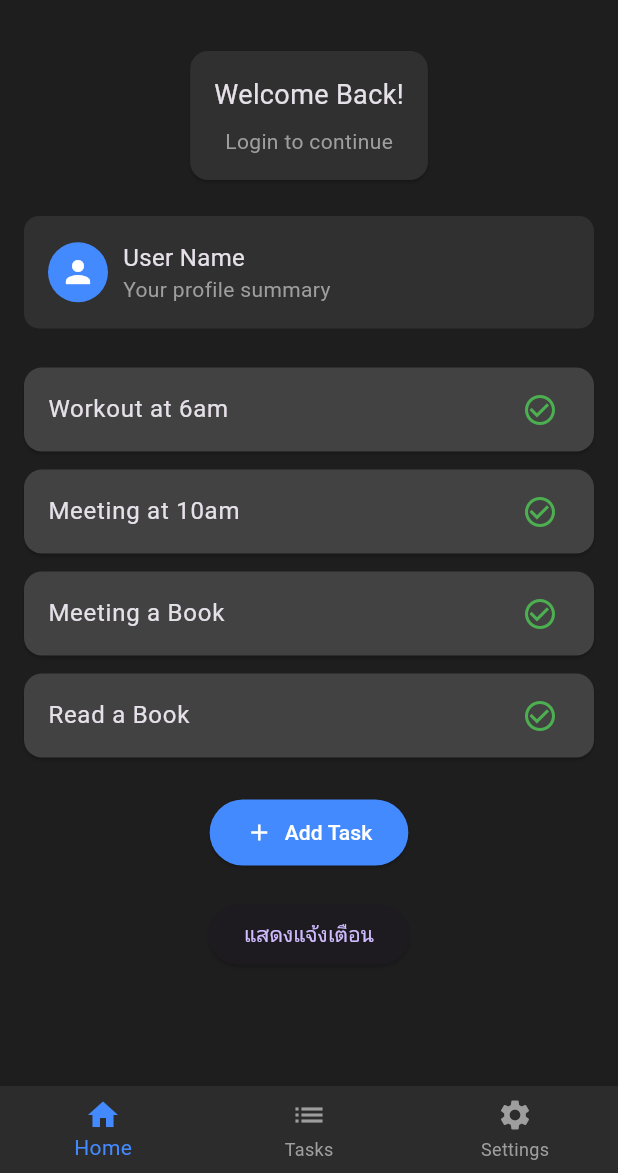
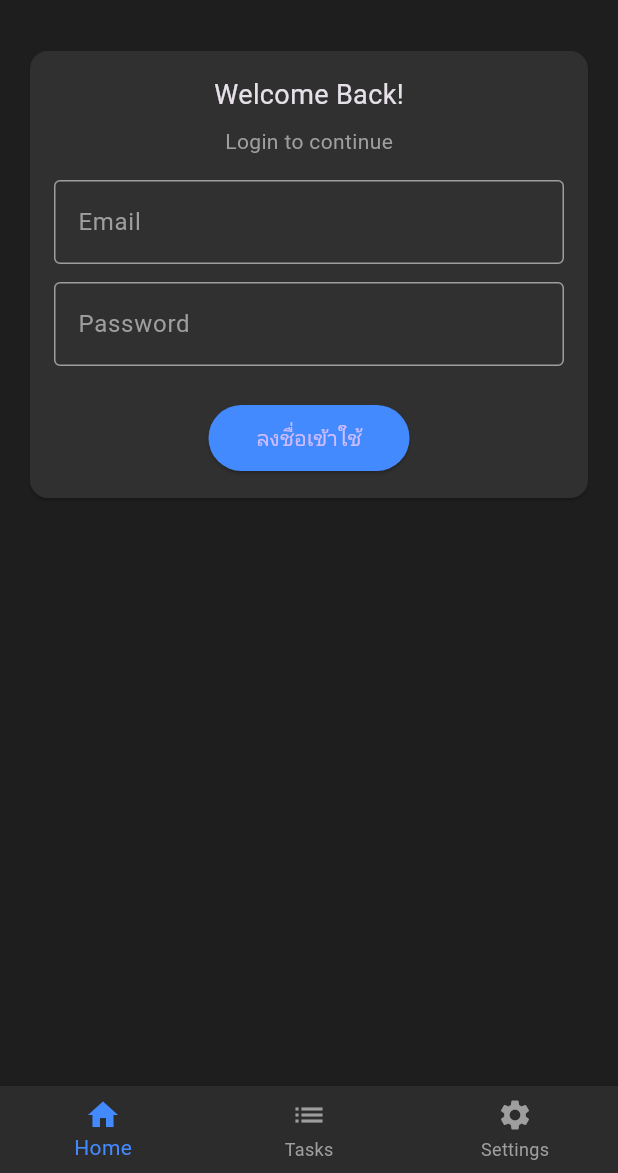
Before and after one commit to ariyapongsuwan/todo_list, a Flutter app: the screen it shows after launch, on a phone screen of 412 x 824 dp, the part 63-1236 px from its top. Run offline on Flutter 3.47's test engine with Material 3 defaults, Android fonts, the phone set to English and light mode, and no system bars; our stand-ins replace flutter_local_notifications.

Commit message:
เพิ่มฟีเจอร์เพิ่มงานใหม่

```diff
--- a/lib/main.dart
+++ b/lib/main.dart
@@ -16,6 +16,9 @@ class _TodoAppState extends State<TodoApp> {
       FlutterLocalNotificationsPlugin();
 
   int _selectedIndex = 0;
+
+  bool _isLoggedIn = false; // สถานะล็อกอิน
+  String _userEmail = "";
 
   final List<String> tasks = [
     'Workout at 6am',
@@ -41,7 +44,8 @@ class _TodoAppState extends State<TodoApp> {
 
     flutterLocalNotificationsPlugin.initialize(
       initializationSettings,
-      onDidReceiveNotificationResponse: (NotificationResponse notificationResponse) async {
+      onDidReceiveNotificationResponse:
+          (NotificationResponse notificationResponse) async {
         final payload = notificationResponse.payload;
         if (payload != null) {
           print('Notification payload: $payload');
@@ -78,7 +82,7 @@ class _TodoAppState extends State<TodoApp> {
 
   List<Widget> get _pages => [
         _homePage(),
-        TodoPage(), // <-- เชื่อมกับ todo_page.dart
+        TodoPage(), // เชื่อมกับ todo_page.dart
         _settingsPage(),
       ];
 
@@ -87,16 +91,26 @@ class _TodoAppState extends State<TodoApp> {
       padding: const EdgeInsets.all(16.0),
       child: Column(
         children: [
-          LoginCard(),
+          _isLoggedIn
+              ? ProfileSection(userEmail: _userEmail)
+              : LoginCard(
+                  onLoginSuccess: (email) {
+                    setState(() {
+                      _isLoggedIn = true;
+                      _userEmail = email;
+                    });
+                  },
+                ),
           SizedBox(height: 20),
-          ProfileSection(),
-          SizedBox(height: 20),
+          if (_isLoggedIn) ...[
             ...tasks.map((task) => TodoCard(task: task)).toList(),
             SizedBox(height: 20),
             GlowButton(
-            text: 'Add Task',
+              text: 'ใหม่',
               icon: Icons.add,
-            onPressed: () {},
+              onPressed: () {
+                _showAddTaskDialog();
+              },
             ),
             SizedBox(height: 20),
             ElevatedButton(
@@ -104,6 +118,7 @@ class _TodoAppState extends State<TodoApp> {
               child: Text('แสดงแจ้งเตือน'),
             ),
             SizedBox(height: 16),
+          ]
         ],
       ),
     );
@@ -153,19 +168,100 @@ class _TodoAppState extends State<TodoApp> {
   }
 }
 
-class LoginCard extends StatelessWidget {
+class LoginCard extends StatefulWidget {
+  final Function(String email) onLoginSuccess;
+
+  const LoginCard({required this.onLoginSuccess});
+
+  @override
+  _LoginCardState createState() => _LoginCardState();
+}
+
+class _LoginCardState extends State<LoginCard> {
+  final _formKey = GlobalKey<FormState>();
+  final TextEditingController _emailController = TextEditingController();
+  final TextEditingController _passwordController = TextEditingController();
+
+  String? _errorMessage;
+
+  void _handleLogin() {
+  final email = _emailController.text.trim();
+  final password = _passwordController.text;
+
+  if (email.isEmpty || password.isEmpty) {
+    setState(() {
+      _errorMessage = 'กรุณากรอกอีเมลและรหัสผ่านให้ครบ';
+    });
+    return;
+  }
+
+  // ✅ แค่กรอกครบก็ถือว่าล็อกอินสำเร็จ
+  widget.onLoginSuccess(email);
+}
+
+
   @override
   Widget build(BuildContext context) {
     return Card(
       color: Colors.grey[850],
       child: Padding(
         padding: const EdgeInsets.all(16.0),
+        child: Form(
+          key: _formKey,
           child: Column(
             children: [
               Text('Welcome Back!', style: TextStyle(fontSize: 18)),
               SizedBox(height: 8),
               Text('Login to continue', style: TextStyle(color: Colors.grey)),
+              SizedBox(height: 16),
+              TextFormField(
+                controller: _emailController,
+                style: TextStyle(color: Colors.white),
+                decoration: InputDecoration(
+                  labelText: 'Email',
+                  labelStyle: TextStyle(color: Colors.grey),
+                  enabledBorder: OutlineInputBorder(
+                    borderSide: BorderSide(color: Colors.grey),
+                  ),
+                  focusedBorder: OutlineInputBorder(
+                    borderSide: BorderSide(color: Colors.blueAccent),
+                  ),
+                ),
+                keyboardType: TextInputType.emailAddress,
+              ),
+              SizedBox(height: 12),
+              TextFormField(
+                controller: _passwordController,
+                style: TextStyle(color: Colors.white),
+                decoration: InputDecoration(
+                  labelText: 'Password',
+                  labelStyle: TextStyle(color: Colors.grey),
+                  enabledBorder: OutlineInputBorder(
+                    borderSide: BorderSide(color: Colors.grey),
+                  ),
+                  focusedBorder: OutlineInputBorder(
+                    borderSide: BorderSide(color: Colors.blueAccent),
+                  ),
+                ),
+                obscureText: true,
+              ),
+              SizedBox(height: 12),
+              if (_errorMessage != null)
+                Text(
+                  _errorMessage!,
+                  style: TextStyle(color: Colors.redAccent),
+                ),
+              SizedBox(height: 12),
+              ElevatedButton(
+                onPressed: _handleLogin,
+                child: Text('ลงชื่อเข้าใช้'),
+                style: ElevatedButton.styleFrom(
+                  backgroundColor: Colors.blueAccent,
+                  padding: EdgeInsets.symmetric(horizontal: 32, vertical: 12),
+                ),
+              ),
             ],
+          ),
         ),
       ),
     );
@@ -173,6 +269,10 @@ class LoginCard extends StatelessWidget {
 }
 
 class ProfileSection extends StatelessWidget {
+  final String userEmail;
+
+  const ProfileSection({required this.userEmail});
+
   @override
   Widget build(BuildContext context) {
     return Container(
@@ -191,7 +291,7 @@ class ProfileSection extends StatelessWidget {
           Column(
             crossAxisAlignment: CrossAxisAlignment.start,
             children: [
-              Text('User Name', style: TextStyle(fontSize: 16)),
+              Text(userEmail, style: TextStyle(fontSize: 16)),
               Text('Your profile summary', style: TextStyle(color: Colors.grey)),
             ],
           )
```
Lines whose indentation alone changed are shown as unchanged.
